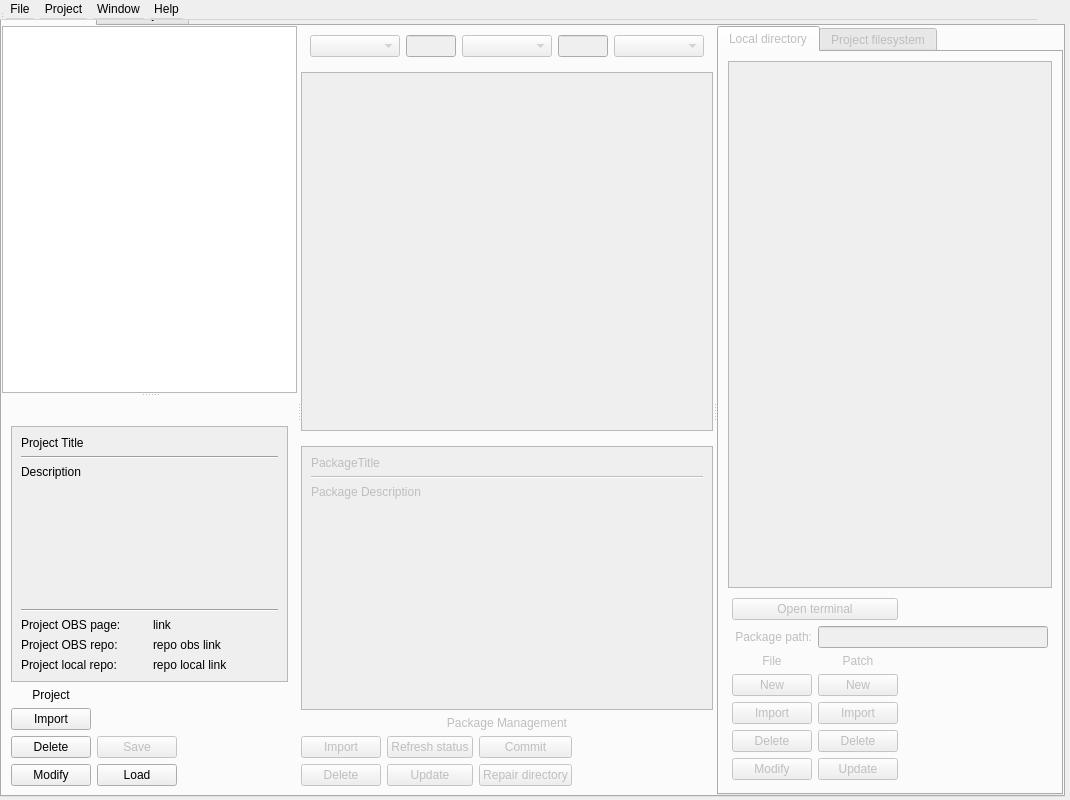
The window that obslight/ObsLightGui/ui/obsLightMain.ui (ronan22/obs-light) describes before a commit, drawn with Qt 5.
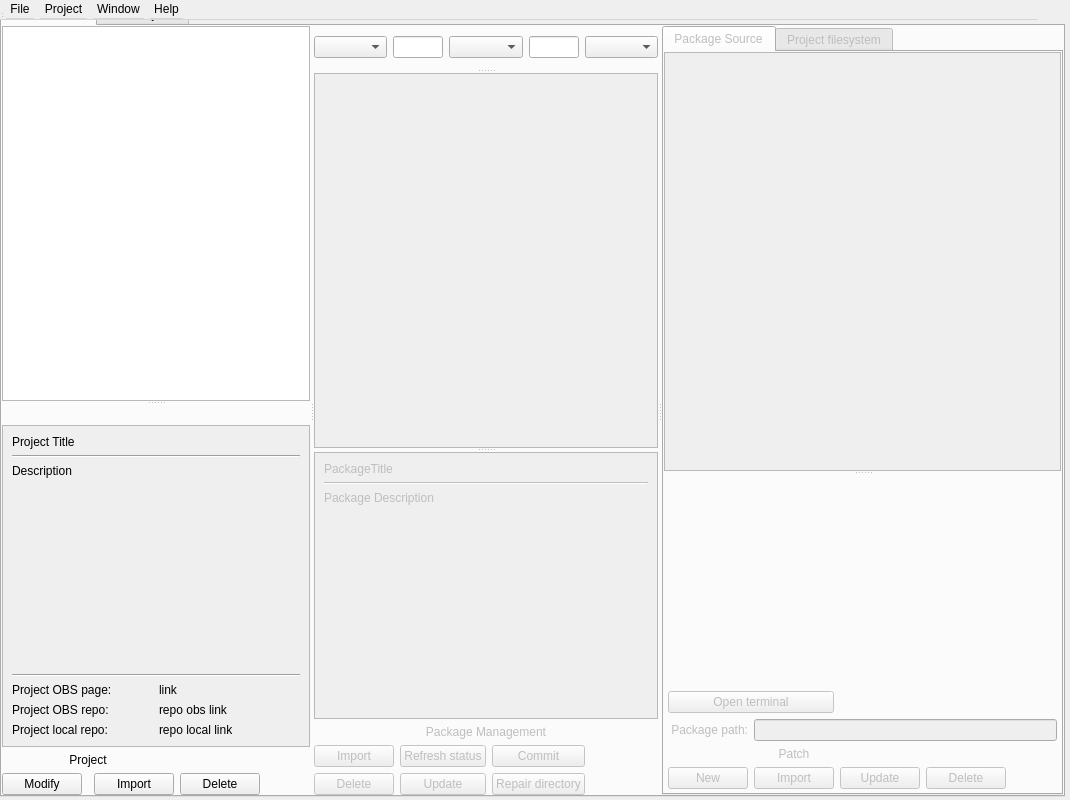
The same window after the commit. The open tabs and pages were chosen to show the change. Icons and pictures are not drawn. Custom widgets are drawn as their Qt base class.

Commit message: - remove useless button.

The edit to the form file:
```diff
--- a/obslight/ObsLightGui/ui/obsLightMain.ui
+++ b/obslight/ObsLightGui/ui/obsLightMain.ui
@@ -78,17 +78,10 @@
           <property name="orientation">
            <enum>Qt::Horizontal</enum>
           </property>
-
           <widget class="QSplitter" name="splitter_3">
           <property name="orientation">
            <enum>Qt::Vertical</enum>
           </property>
-
-           <layout class="QVBoxLayout" name="verticalLayout">
-            <property name="margin">
-             <number>0</number>
-            </property>
-            <item>
              <widget class="QListWidget" name="obsProjectsListWidget">
               <property name="sizePolicy">
                <sizepolicy hsizetype="MinimumExpanding" vsizetype="MinimumExpanding">
@@ -112,14 +105,12 @@
                <bool>false</bool>
               </property>
              </widget>
-            </item>
-            <item>
              <widget class="QWidget" name="projectWidget" native="true">
               <property name="accessibleName">
                <string/>
               </property>
               <layout class="QGridLayout" name="gridLayout_9">
-               <item row="7" column="0">
+             <item row="6" column="0">
                 <widget class="QPushButton" name="modifyObsProjectButton">
                  <property name="toolTip">
                   <string>Modify the configuration of the selected project.</string>
@@ -129,17 +120,7 @@
                  </property>
                 </widget>
                </item>
-               <item row="6" column="0">
-                <widget class="QPushButton" name="deleteObsProjectButton">
-                 <property name="toolTip">
-                  <string>Delete the selected project.</string>
-                 </property>
-                 <property name="text">
-                  <string>Delete</string>
-                 </property>
-                </widget>
-               </item>
-               <item row="3" column="0" colspan="3">
+             <item row="3" column="0" colspan="5">
                 <widget class="QScrollArea" name="scrollArea">
                  <property name="minimumSize">
                   <size>
@@ -158,8 +139,8 @@
                    <rect>
                     <x>0</x>
                     <y>0</y>
-                    <width>298</width>
-                    <height>250</height>
+                  <width>275</width>
+                  <height>301</height>
                    </rect>
                   </property>
                   <layout class="QGridLayout" name="gridLayout_2" columnstretch="0,0">
@@ -268,7 +249,27 @@
                  </widget>
                 </widget>
                </item>
-               <item row="5" column="0">
+             <item row="0" column="0" colspan="5">
+              <widget class="QLabel" name="projectLabelValue">
+               <property name="text">
+                <string/>
+               </property>
+              </widget>
+             </item>
+             <item row="6" column="4">
+              <spacer name="horizontalSpacer_3">
+               <property name="orientation">
+                <enum>Qt::Horizontal</enum>
+               </property>
+               <property name="sizeHint" stdset="0">
+                <size>
+                 <width>40</width>
+                 <height>20</height>
+                </size>
+               </property>
+              </spacer>
+             </item>
+             <item row="6" column="2">
                 <widget class="QPushButton" name="newObsProjectButton">
                  <property name="toolTip">
                   <string>Import a project that already exists on an OBS server.</string>
@@ -281,52 +282,7 @@
                  </property>
                 </widget>
                </item>
-               <item row="7" column="1">
-                <widget class="QPushButton" name="loadObsProjectButton">
-                 <property name="enabled">
-                  <bool>true</bool>
-                 </property>
-                 <property name="toolTip">
-                  <string>Load a project from a file.</string>
-                 </property>
-                 <property name="text">
-                  <string>Load</string>
-                 </property>
-                </widget>
-               </item>
-               <item row="6" column="1">
-                <widget class="QPushButton" name="saveObsProjectButton">
-                 <property name="enabled">
-                  <bool>false</bool>
-                 </property>
-                 <property name="minimumSize">
-                  <size>
-                   <width>80</width>
-                   <height>0</height>
-                  </size>
-                 </property>
-                 <property name="toolTip">
-                  <string>Save the current project to a file.</string>
-                 </property>
-                 <property name="text">
-                  <string>Save</string>
-                 </property>
-                </widget>
-               </item>
-               <item row="6" column="2">
-                <spacer name="horizontalSpacer_3">
-                 <property name="orientation">
-                  <enum>Qt::Horizontal</enum>
-                 </property>
-                 <property name="sizeHint" stdset="0">
-                  <size>
-                   <width>40</width>
-                   <height>20</height>
-                  </size>
-                 </property>
-                </spacer>
-               </item>
-               <item row="4" column="0">
+             <item row="4" column="0" colspan="3">
                 <widget class="QLabel" name="projectLabel">
                  <property name="text">
                   <string>Project</string>
@@ -336,28 +292,36 @@
                  </property>
                 </widget>
                </item>
-               <item row="0" column="0" colspan="3">
-                <widget class="QLabel" name="projectLabelValue">
+             <item row="6" column="3">
+              <widget class="QPushButton" name="deleteObsProjectButton">
+               <property name="toolTip">
+                <string>Delete the selected project.</string>
+               </property>
                  <property name="text">
-                  <string/>
+                <string>Delete</string>
                  </property>
                 </widget>
                </item>
               </layout>
              </widget>
-            </item>
-           </layout>
           </widget>
-          <widget class="QWidget" name="packageWidget" native="true">
+          <widget class="QSplitter" name="splitter_4">
            <property name="enabled">
-            <bool>false</bool>
+            <bool>true</bool>
            </property>
-           <layout class="QVBoxLayout" name="verticalLayout_2">
-            <property name="margin">
-             <number>0</number>
-            </property>
-            <item>
+           <property name="orientation">
+            <enum>Qt::Vertical</enum>
+           </property>
              <widget class="QWidget" name="gridWidget" native="true">
+            <property name="enabled">
+             <bool>true</bool>
+            </property>
+            <property name="baseSize">
+             <size>
+              <width>0</width>
+              <height>0</height>
+             </size>
+            </property>
               <layout class="QHBoxLayout" name="horizontalLayout_2">
                <item>
                 <widget class="QComboBox" name="obsStatusFilterComboBox">
@@ -450,9 +414,10 @@
                </item>
               </layout>
              </widget>
-            </item>
-            <item>
              <widget class="QTableView" name="packageTableView">
+            <property name="enabled">
+             <bool>false</bool>
+            </property>
               <property name="sizePolicy">
                <sizepolicy hsizetype="MinimumExpanding" vsizetype="MinimumExpanding">
                 <horstretch>0</horstretch>
@@ -469,9 +434,10 @@
                <bool>false</bool>
               </attribute>
              </widget>
-            </item>
-            <item>
              <widget class="QWidget" name="packageWidget" native="true">
+            <property name="enabled">
+             <bool>false</bool>
+            </property>
               <layout class="QGridLayout" name="gridLayout_10">
                <property name="leftMargin">
                 <number>0</number>
@@ -498,8 +464,8 @@
                    <rect>
                     <x>0</x>
                     <y>0</y>
-                    <width>404</width>
-                    <height>277</height>
+                  <width>375</width>
+                  <height>253</height>
                    </rect>
                   </property>
                   <layout class="QVBoxLayout" name="verticalLayout_3">
@@ -641,8 +607,6 @@
                </item>
               </layout>
              </widget>
-            </item>
-           </layout>
           </widget>
           <widget class="QTabWidget" name="packageTabWidget">
            <property name="enabled">
@@ -661,14 +625,16 @@
             </size>
            </property>
            <property name="currentIndex">
-            <number>1</number>
+            <number>0</number>
            </property>
-           <widget class="QWidget" name="localDirectoryTab">
+           <widget class="QSplitter" name="splitter_5">
+            <property name="orientation">
+             <enum>Qt::Vertical</enum>
+            </property>
             <attribute name="title">
-             <string>Local directory</string>
+             <string>Package Source</string>
             </attribute>
-            <layout class="QGridLayout" name="gridLayout_12">
-             <item row="4" column="0">
+            <widget class="QTreeView" name="packageTreeView"/>
               <widget class="QWidget" name="widget" native="true">
                <layout class="QGridLayout" name="gridLayout_11">
                 <property name="margin">
@@ -677,70 +643,7 @@
                 <property name="spacing">
                  <number>-1</number>
                 </property>
-                <item row="8" column="1">
-                 <widget class="QPushButton" name="newFileButton">
-                  <property name="enabled">
-                   <bool>false</bool>
-                  </property>
-                  <property name="minimumSize">
-                   <size>
-                    <width>80</width>
-                    <height>0</height>
-                   </size>
-                  </property>
-                  <property name="toolTip">
-                   <string>Create a new empty file and add it to the package.
-(not implemented yet)</string>
-                  </property>
-                  <property name="text">
-                   <string>New</string>
-                  </property>
-                 </widget>
-                </item>
-                <item row="11" column="1">
-                 <widget class="QPushButton" name="deleteFileButton">
-                  <property name="toolTip">
-                   <string>Remove the selected file from the package.</string>
-                  </property>
-                  <property name="text">
-                   <string>Delete</string>
-                  </property>
-                 </widget>
-                </item>
-                <item row="10" column="1">
-                 <widget class="QPushButton" name="addFileButton">
-                  <property name="toolTip">
-                   <string>Import files into the package.</string>
-                  </property>
-                  <property name="text">
-                   <string>Import</string>
-                  </property>
-                 </widget>
-                </item>
-                <item row="12" column="1">
-                 <widget class="QPushButton" name="modifyFileButton">
-                  <property name="enabled">
-                   <bool>false</bool>
-                  </property>
-                  <property name="toolTip">
-                   <string>Launch an editor on the selected file.</string>
-                  </property>
-                  <property name="text">
-                   <string>Modify</string>
-                  </property>
-                 </widget>
-                </item>
-                <item row="2" column="1">
-                 <widget class="QLabel" name="fileLabel">
-                  <property name="text">
-                   <string>File</string>
-                  </property>
-                  <property name="alignment">
-                   <set>Qt::AlignCenter</set>
-                  </property>
-                 </widget>
-                </item>
-                <item row="11" column="3">
+              <item row="12" column="5">
                  <spacer name="horizontalSpacer_2">
                   <property name="orientation">
                    <enum>Qt::Horizontal</enum>
@@ -753,7 +656,7 @@
                   </property>
                  </spacer>
                 </item>
-                <item row="1" column="1">
+              <item row="2" column="1">
                  <widget class="QLabel" name="packagePathLabel">
                   <property name="text">
                    <string>Package path:</string>
@@ -763,14 +666,51 @@
                   </property>
                  </widget>
                 </item>
-                <item row="1" column="2" colspan="2">
+              <item row="2" column="2" colspan="4">
                  <widget class="QLineEdit" name="packagePathLineEdit">
                   <property name="readOnly">
                    <bool>true</bool>
                   </property>
                  </widget>
                 </item>
-                <item row="8" column="2">
+              <item row="1" column="1" colspan="2">
+               <widget class="QPushButton" name="openTermButton">
+                <property name="toolTip">
+                 <string>Open a terminal in the package's OSC directory.
+It may open in background on some desktop environments.</string>
+                </property>
+                <property name="text">
+                 <string>Open terminal</string>
+                </property>
+               </widget>
+              </item>
+              <item row="12" column="4">
+               <widget class="QPushButton" name="deletePatchButton">
+                <property name="enabled">
+                 <bool>false</bool>
+                </property>
+                <property name="toolTip">
+                 <string>Deleted a patch (not implemented yet).</string>
+                </property>
+                <property name="text">
+                 <string>Delete</string>
+                </property>
+               </widget>
+              </item>
+              <item row="0" column="1">
+               <spacer name="verticalSpacer_3">
+                <property name="orientation">
+                 <enum>Qt::Vertical</enum>
+                </property>
+                <property name="sizeHint" stdset="0">
+                 <size>
+                  <width>20</width>
+                  <height>40</height>
+                 </size>
+                </property>
+               </spacer>
+              </item>
+              <item row="12" column="1">
                  <widget class="QPushButton" name="generatePatchButton">
                   <property name="toolTip">
                    <string>Generate a patch from the changes made into the project filesystem,
@@ -783,28 +723,7 @@
                   </property>
                  </widget>
                 </item>
-                <item row="2" column="2">
-                 <widget class="QLabel" name="label_3">
-                  <property name="text">
-                   <string>Patch</string>
-                  </property>
-                  <property name="alignment">
-                   <set>Qt::AlignCenter</set>
-                  </property>
-                 </widget>
-                </item>
-                <item row="0" column="1" colspan="2">
-                 <widget class="QPushButton" name="openTermButton">
-                  <property name="toolTip">
-                   <string>Open a terminal in the package's OSC directory.
-It may open in background on some desktop environments.</string>
-                  </property>
-                  <property name="text">
-                   <string>Open terminal</string>
-                  </property>
-                 </widget>
-                </item>
-                <item row="10" column="2">
+              <item row="12" column="2">
                  <widget class="QPushButton" name="importPatchButton">
                   <property name="enabled">
                    <bool>false</bool>
@@ -817,20 +736,7 @@
                   </property>
                  </widget>
                 </item>
-                <item row="11" column="2">
-                 <widget class="QPushButton" name="deletePatchButton">
-                  <property name="enabled">
-                   <bool>false</bool>
-                  </property>
-                  <property name="toolTip">
-                   <string>Deleted a patch (not implemented yet).</string>
-                  </property>
-                  <property name="text">
-                   <string>Delete</string>
-                  </property>
-                 </widget>
-                </item>
-                <item row="12" column="2">
+              <item row="12" column="3">
                  <widget class="QPushButton" name="modifyPatchButton">
                   <property name="toolTip">
                    <string>Update the current patch with new modifications.</string>
@@ -840,33 +746,37 @@
                   </property>
                  </widget>
                 </item>
-               </layout>
-              </widget>
-             </item>
-             <item row="0" column="0">
-              <widget class="QTreeView" name="packageTreeView"/>
-             </item>
-            </layout>
-           </widget>
-           <widget class="QWidget" name="chrootTab">
+              <item row="3" column="1" colspan="3">
+               <widget class="QLabel" name="label_3">
+                <property name="text">
+                 <string>Patch</string>
+                </property>
+                <property name="alignment">
+                 <set>Qt::AlignCenter</set>
+                </property>
+               </widget>
+              </item>
+             </layout>
+            </widget>
+           </widget>
+           <widget class="QSplitter" name="splitter_6">
             <property name="sizePolicy">
              <sizepolicy hsizetype="MinimumExpanding" vsizetype="Preferred">
               <horstretch>0</horstretch>
               <verstretch>0</verstretch>
              </sizepolicy>
             </property>
+            <property name="orientation">
+             <enum>Qt::Vertical</enum>
+            </property>
             <attribute name="title">
              <string>Project filesystem</string>
             </attribute>
-            <layout class="QGridLayout" name="gridLayout_13">
-             <item row="2" column="0">
               <widget class="QTreeView" name="chrootTreeView">
                <property name="toolTip">
                 <string>Double-click to open a file or directory with default application</string>
                </property>
               </widget>
-             </item>
-             <item row="3" column="0">
               <widget class="QWidget" name="widget_2" native="true">
                <property name="sizePolicy">
                 <sizepolicy hsizetype="MinimumExpanding" vsizetype="Preferred">
@@ -875,7 +785,7 @@
                 </sizepolicy>
                </property>
                <layout class="QGridLayout" name="gridLayout_14">
-                <item row="1" column="2" colspan="3">
+              <item row="2" column="2" colspan="3">
                  <widget class="QLineEdit" name="chrootPathLineEdit">
                   <property name="toolTip">
                    <string>The path of the project filesystem on the local filesystem.</string>
@@ -885,7 +795,7 @@
                   </property>
                  </widget>
                 </item>
-                <item row="1" column="0">
+              <item row="2" column="0">
                  <widget class="QLabel" name="chrootLabel">
                   <property name="text">
                    <string>Chroot path:</string>
@@ -895,7 +805,7 @@
                   </property>
                  </widget>
                 </item>
-                <item row="5" column="4">
+              <item row="6" column="4">
                  <spacer name="horizontalSpacer_4">
                   <property name="orientation">
                    <enum>Qt::Horizontal</enum>
@@ -908,7 +818,7 @@
                   </property>
                  </spacer>
                 </item>
-                <item row="0" column="0" colspan="3">
+              <item row="1" column="0" colspan="3">
                  <widget class="QPushButton" name="openChrootButton">
                   <property name="toolTip">
                    <string>Open a terminal in the project filesystem (using chroot),
@@ -920,14 +830,14 @@
                   </property>
                  </widget>
                 </item>
-                <item row="0" column="3" colspan="2">
+              <item row="1" column="3" colspan="2">
                  <widget class="QCheckBox" name="checkUserRootForChroot">
                   <property name="text">
                    <string>Use root id</string>
                   </property>
                  </widget>
                 </item>
-                <item row="2" column="0">
+              <item row="3" column="0">
                  <widget class="QLabel" name="ChrootLabel">
                   <property name="text">
                    <string>Project
@@ -938,7 +848,7 @@
                   </property>
                  </widget>
                 </item>
-                <item row="3" column="0">
+              <item row="4" column="0">
                  <widget class="QPushButton" name="newChrootButton">
                   <property name="toolTip">
                    <string>Create the filesystem of the project.</string>
@@ -948,7 +858,7 @@
                   </property>
                  </widget>
                 </item>
-                <item row="4" column="0">
+              <item row="5" column="0">
                  <widget class="QPushButton" name="pushButton">
                   <property name="enabled">
                    <bool>false</bool>
@@ -961,7 +871,7 @@
                   </property>
                  </widget>
                 </item>
-                <item row="5" column="0">
+              <item row="6" column="0">
                  <widget class="QPushButton" name="deleteChrootButton">
                   <property name="toolTip">
                    <string>Delete the project filesystem.</string>
@@ -971,7 +881,7 @@
                   </property>
                  </widget>
                 </item>
-                <item row="7" column="0">
+              <item row="8" column="0">
                  <widget class="QPushButton" name="pushButton_2">
                   <property name="enabled">
                    <bool>false</bool>
@@ -984,7 +894,7 @@
                   </property>
                  </widget>
                 </item>
-                <item row="3" column="2">
+              <item row="4" column="2">
                  <widget class="QPushButton" name="rpmPrepButton">
                   <property name="enabled">
                    <bool>false</bool>
@@ -1005,7 +915,7 @@
                   </property>
                  </widget>
                 </item>
-                <item row="2" column="2">
+              <item row="3" column="2">
                  <widget class="QLabel" name="label_2">
                   <property name="text">
                    <string>Spec file</string>
@@ -1015,7 +925,7 @@
                   </property>
                  </widget>
                 </item>
-                <item row="4" column="2">
+              <item row="5" column="2">
                  <widget class="QPushButton" name="rpmBuildButton">
                   <property name="toolTip">
                    <string>Execute to the %build section of selected package(s)
@@ -1026,7 +936,7 @@
                   </property>
                  </widget>
                 </item>
-                <item row="5" column="2">
+              <item row="6" column="2">
                  <widget class="QPushButton" name="rpmInstallButton">
                   <property name="toolTip">
                    <string>Execute to the %install section of selected package(s)
@@ -1037,7 +947,7 @@
                   </property>
                  </widget>
                 </item>
-                <item row="7" column="2">
+              <item row="8" column="2">
                  <widget class="QPushButton" name="rpmBuildRpmButton">
                   <property name="toolTip">
                    <string>Build the source and binary RPMs of selected package(s)
@@ -1048,10 +958,21 @@
                   </property>
                  </widget>
                 </item>
-               </layout>
-              </widget>
-             </item>
-            </layout>
+              <item row="0" column="0">
+               <spacer name="verticalSpacer_7">
+                <property name="orientation">
+                 <enum>Qt::Vertical</enum>
+                </property>
+                <property name="sizeHint" stdset="0">
+                 <size>
+                  <width>20</width>
+                  <height>40</height>
+                 </size>
+                </property>
+               </spacer>
+              </item>
+             </layout>
+            </widget>
            </widget>
           </widget>
          </widget>
```
Lines whose indentation alone changed are shown as unchanged.
